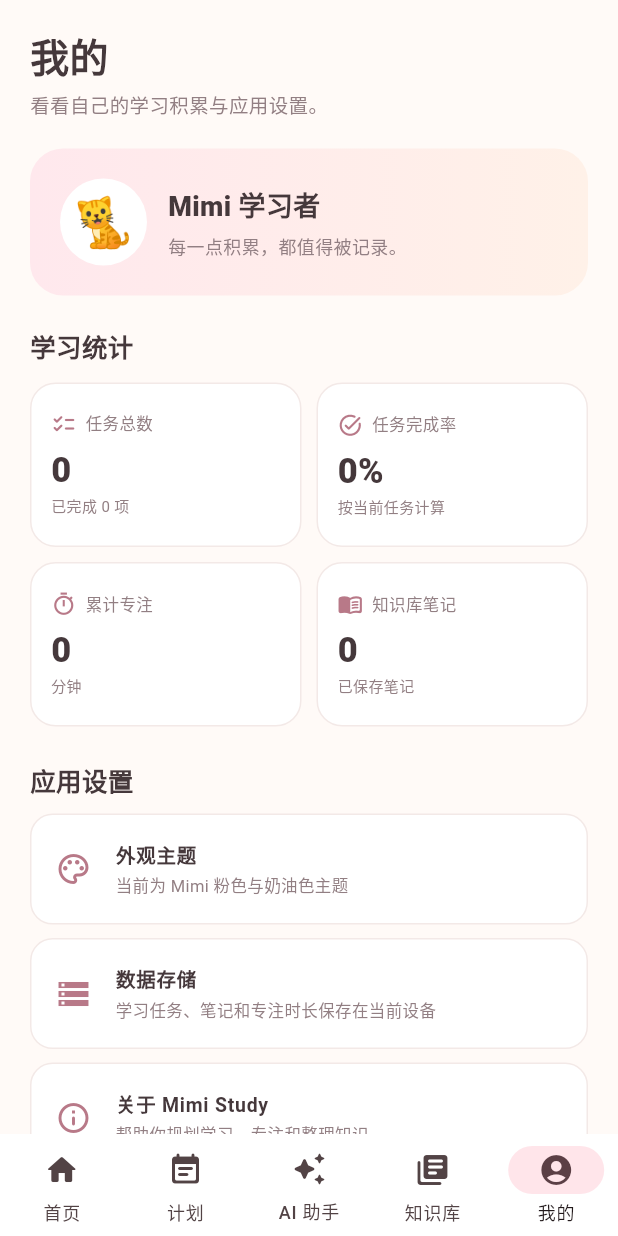
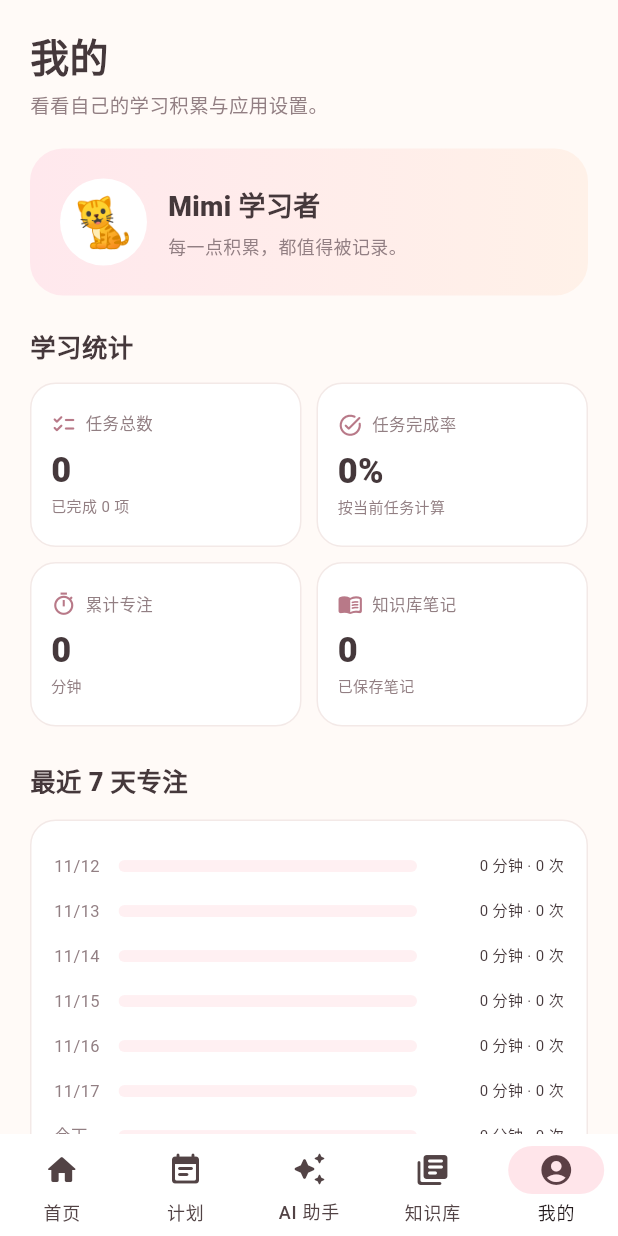
Before and after one commit to maduenodederick-code/Mimi-study, a Flutter app: the screen it shows after launch, item 5 of the bottom bar chosen, on a phone screen of 412 x 824 dp. Run offline on Flutter 3.47's test engine with Material 3 defaults, Android fonts, the phone set to English and light mode, and no system bars; our stand-ins replace shared_preferences.

Commit message:
Display seven-day focus history in profile

```diff
--- a/lib/profile_page.dart
+++ b/lib/profile_page.dart
@@ -7,9 +7,10 @@ const _muted = Color(0xFF927F83);
 const _line = Color(0xFFF3E9E7);
 
 class ProfilePage extends StatefulWidget {
-  const ProfilePage({super.key, required this.tasks, required this.focusMinutes, required this.onResetData});
+  const ProfilePage({super.key, required this.tasks, required this.focusMinutes, required this.focusSessions, required this.onResetData});
   final List<StudyTask> tasks;
   final int focusMinutes;
+  final List<Map<String, dynamic>> focusSessions;
   final Future<void> Function() onResetData;
 
   @override
@@ -37,7 +38,7 @@ class _ProfilePageState extends State<ProfilePage> {
       context: context,
       builder: (dialogContext) => AlertDialog(
         title: const Text('清空所有学习数据？'),
-        content: const Text('这将删除所有学习任务、知识库笔记和累计专注时长，且无法恢复。'),
+        content: const Text('这将删除所有学习任务、知识库笔记、累计专注时长和每日专注记录，且无法恢复。'),
         actions: [
           TextButton(onPressed: () => Navigator.pop(dialogContext, false), child: const Text('取消')),
           FilledButton(onPressed: () => Navigator.pop(dialogContext, true), child: const Text('确认清空')),
@@ -56,6 +57,19 @@ class _ProfilePageState extends State<ProfilePage> {
     final completed = widget.tasks.where((task) => task.completed).length;
     final total = widget.tasks.length;
     final rate = total == 0 ? 0 : (completed / total * 100).round();
+    final sessionsByDate = <String, Map<String, dynamic>>{
+      for (final record in widget.focusSessions)
+        if (record['date'] is String) record['date'] as String: record,
+    };
+    final lastSevenDays = List.generate(7, (index) {
+      final date = DateTime.now().subtract(Duration(days: 6 - index));
+      final key = '${date.year.toString().padLeft(4, '0')}-${date.month.toString().padLeft(2, '0')}-${date.day.toString().padLeft(2, '0')}';
+      return (date: date, record: sessionsByDate[key]);
+    });
+    final maxDailyMinutes = lastSevenDays.fold<int>(0, (maxValue, day) {
+      final minutes = day.record?['minutes'] as int? ?? 0;
+      return minutes > maxValue ? minutes : maxValue;
+    });
     return ListView(
       padding: const EdgeInsets.fromLTRB(20, 18, 20, 30),
       children: [
@@ -93,6 +107,39 @@ class _ProfilePageState extends State<ProfilePage> {
           ],
         ),
         const SizedBox(height: 24),
+        const Text('最近 7 天专注', style: TextStyle(fontSize: 17, fontWeight: FontWeight.w800, color: _ink)),
+        const SizedBox(height: 12),
+        Container(
+          padding: const EdgeInsets.all(15),
+          decoration: BoxDecoration(color: Colors.white, borderRadius: BorderRadius.circular(17), border: Border.all(color: _line)),
+          child: Column(
+            children: lastSevenDays.map((day) {
+              final minutes = day.record?['minutes'] as int? ?? 0;
+              final count = day.record?['sessions'] as int? ?? 0;
+              final today = DateTime.now();
+              final isToday = day.date.year == today.year && day.date.month == today.month && day.date.day == today.day;
+              final label = isToday ? '今天' : '${day.date.month.toString().padLeft(2, '0')}/${day.date.day.toString().padLeft(2, '0')}';
+              return Padding(
+                padding: const EdgeInsets.symmetric(vertical: 7),
+                child: Row(children: [
+                  SizedBox(width: 43, child: Text(label, style: const TextStyle(color: _muted, fontSize: 11))),
+                  Expanded(child: ClipRRect(
+                    borderRadius: BorderRadius.circular(8),
+                    child: LinearProgressIndicator(
+                      value: maxDailyMinutes == 0 ? 0 : minutes / maxDailyMinutes,
+                      minHeight: 8,
+                      backgroundColor: const Color(0xFFFFF0F2),
+                      color: const Color(0xFFF4A9B8),
+                    ),
+                  )),
+                  const SizedBox(width: 10),
+                  SizedBox(width: 88, child: Text('$minutes 分钟 · $count 次', textAlign: TextAlign.end, style: const TextStyle(color: _ink, fontSize: 10))),
+                ]),
+              );
+            }).toList(),
+          ),
+        ),
+        const SizedBox(height: 24),
         const Text('应用设置', style: TextStyle(fontSize: 17, fontWeight: FontWeight.w800, color: _ink)),
         const SizedBox(height: 10),
         const _Setting(icon: Icons.palette_outlined, title: '外观主题', subtitle: '当前为 Mimi 粉色与奶油色主题'),
@@ -106,7 +153,7 @@ class _ProfilePageState extends State<ProfilePage> {
           style: OutlinedButton.styleFrom(foregroundColor: Colors.red, side: const BorderSide(color: Color(0xFFE9B7B7))),
         ),
         const SizedBox(height: 8),
-        const Text('清空操作会同时删除任务、笔记和累计专注记录。', textAlign: TextAlign.center, style: TextStyle(color: _muted, fontSize: 11)),
+        const Text('清空操作会同时删除任务、笔记、累计专注时长和每日专注记录。', textAlign: TextAlign.center, style: TextStyle(color: _muted, fontSize: 11)),
       ],
     );
   }
```
